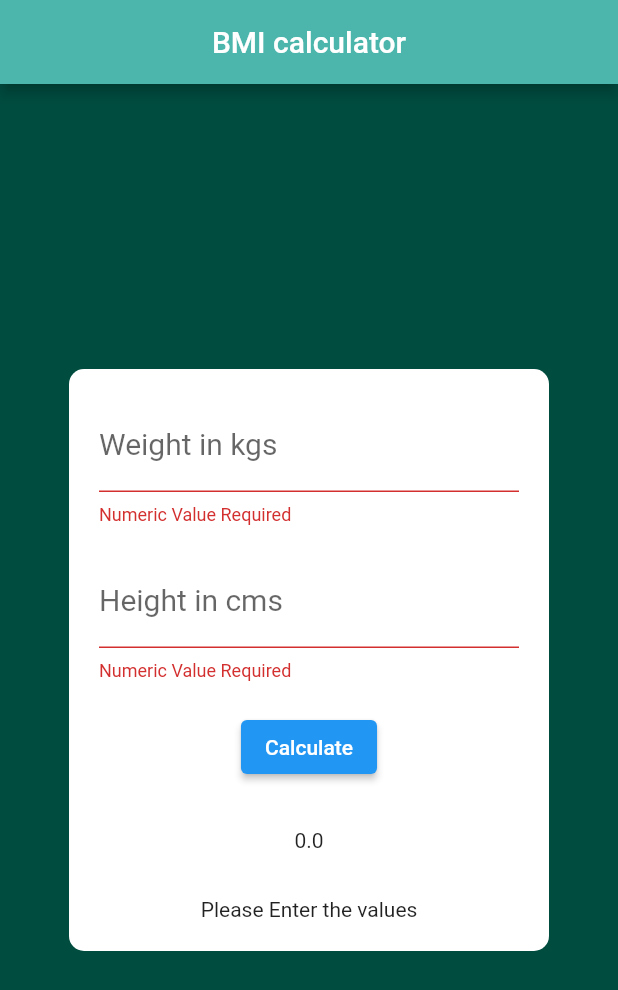
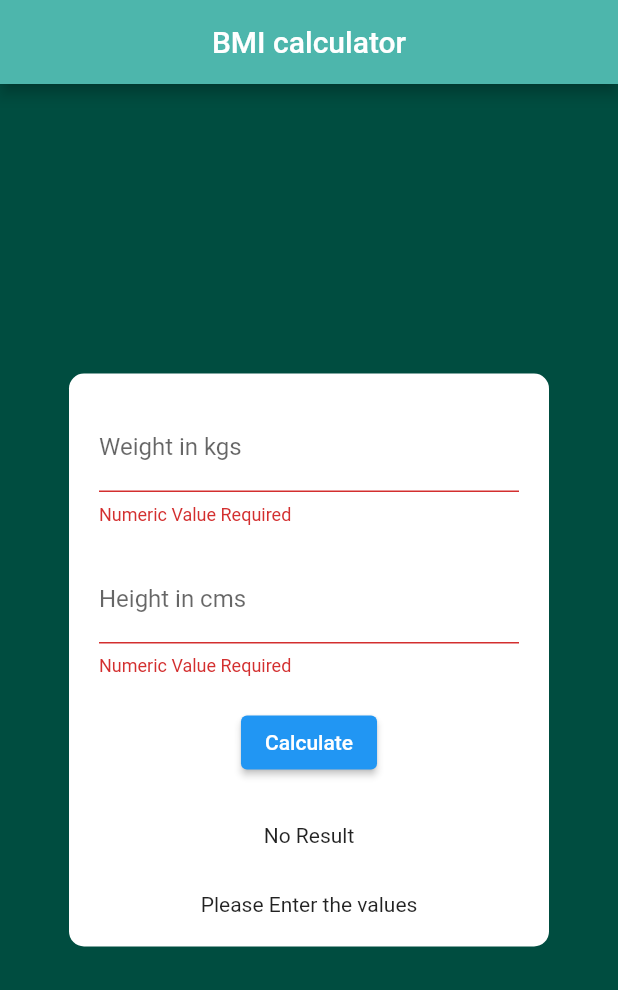
Before and after one commit to nithin-120902/flutter-apps, a Flutter app: the screen it shows after launch, after a tap on "Calculate", on a phone screen of 412 x 824 dp. Shown: the top 990 px of the screen. Run offline on Flutter 3.47's test engine with Material 2 defaults, Android fonts, the phone set to English and light mode, and no system bars.

Commit message:
After first Review

```diff
--- a/bmi/lib/calculate.dart
+++ b/bmi/lib/calculate.dart
@@ -2,11 +2,11 @@ import 'package:bmi/response.dart';
 
 class Calculate{
 
-  static Response bmi(height,weight){
+  static Response bmi(request){
     double bmi;
     String message='';
-    height=height/100;
-    bmi = (weight / (height * height));
+    request.height=request.height/100;
+    bmi = (request.weight / (request.height * request.height));
 
     if (bmi < 18.5) {
       message = "You are in Under weight category.";
--- a/bmi/lib/main.dart
+++ b/bmi/lib/main.dart
@@ -17,18 +17,16 @@ class BMI extends StatefulWidget {
 }
 
 class _BMIState extends State<BMI> {
-
   final _heightController = TextEditingController();
 
   final _weightController = TextEditingController();
 
-  Response response = Response(bmi: 0, message: "Please Enter the values");
+  Response response = Response(bmi: 0.0, message: "Please Enter the values");
 
   final _key = GlobalKey<FormState>();
 
   @override
   Widget build(BuildContext context) {
-
     return MaterialApp(
       home: Scaffold(
         backgroundColor: Colors.teal[900],
@@ -39,46 +37,54 @@ class _BMIState extends State<BMI> {
         ),
         body: Center(
           child: Container(
-          width:320,
-          padding:EdgeInsets.all(20),
+            width: 320,
+            padding: EdgeInsets.all(20),
             decoration: BoxDecoration(
-              borderRadius: BorderRadius.all(
-                  Radius.circular(10.0)
-              ),
+              borderRadius: BorderRadius.all(Radius.circular(10.0)),
               color: Colors.white,
             ),
             child: Form(
               key: _key,
-            child: Column(
-              mainAxisSize: MainAxisSize.min,
-              children: [
+              child: Column(mainAxisSize: MainAxisSize.min, children: [
                 TextFormField(
                   decoration: const InputDecoration(
                     labelText: 'Weight in kgs',
-                    labelStyle: TextStyle(
-                      fontSize: 20
                   ),
-                    floatingLabelAlignment: FloatingLabelAlignment.start
-                  ),
-                  validator: (value){
-                    return (value == null || value.isEmpty) ? 'Numeric Value Required' : null;
+                  validator: (value) {
+                    if (value == null || value.isEmpty) {
+                      return 'Numeric Value Required';
+                    } else if (value.contains('-') ||
+                        value.contains(',') ||
+                        value.contains(' ') ||
+                        ('.'.allMatches(value).length) > 1) {
+                      return 'enter valid Numeric Value';
+                    } else {
+                      return null;
+                    }
                   },
                   cursorHeight: 25.0,
-                  keyboardType: const TextInputType.numberWithOptions(decimal:true),
+                  keyboardType:
+                      const TextInputType.numberWithOptions(decimal: true),
                   controller: _weightController,
                 ),
                 SizedBox(
-                  height:20,
+                  height: 20,
                 ),
                 TextFormField(
                   decoration: const InputDecoration(
                     labelText: 'Height in cms',
-                      labelStyle: TextStyle(fontSize: 20),
-                      floatingLabelAlignment: FloatingLabelAlignment.start),
+                  ),
                   validator: (value) {
-                    return (value == null || value.isEmpty)
-                        ? 'Numeric Value Required'
-                        : null;
+                    if (value == null || value.isEmpty) {
+                      return 'Numeric Value Required';
+                    } else if (value.contains('-') ||
+                        value.contains(',') ||
+                        value.contains(' ') ||
+                        ('.'.allMatches(value).length) > 1) {
+                      return 'enter valid Numeric Value';
+                    } else {
+                      return null;
+                    }
                   },
                   cursorHeight: 25.0,
                   keyboardType:
@@ -86,23 +92,20 @@ class _BMIState extends State<BMI> {
                   controller: _heightController,
                 ),
                 SizedBox(
-                  height:20,
+                  height: 20,
                 ),
                 ElevatedButton(
-                  onPressed: (){
+                  onPressed: () {
                     setState(() {
                       if (_key.currentState!.validate()) {
-                        Request req = Request(
+                        Request request = Request(
                             height: double.parse(_heightController.value.text),
                             weight: double.parse(_weightController.value.text));
-                        response = Calculate.bmi(req.height, req.weight);
-                        print(response.bmi);
-                        print(response.message);
+                        response = Calculate.bmi(request);
                       }
                     });
                   },
-                  child:
-                  Text(
+                  child: Text(
                     "Calculate",
                   ),
                 ),
@@ -110,16 +113,13 @@ class _BMIState extends State<BMI> {
                   height: 30,
                 ),
                 Text(
-                  (response.bmi).toString(),
+                  response.bmi == 0 ? "No Result" : (response.bmi).toString(),
                 ),
                 SizedBox(
                   height: 30,
                 ),
-                Text(
-                  (response.message).toString()
-                ),
-              ]
-            ),
+                Text((response.message).toString()),
+              ]),
             ),
           ),
         ),
```
Lines whose indentation alone changed are shown as unchanged.
